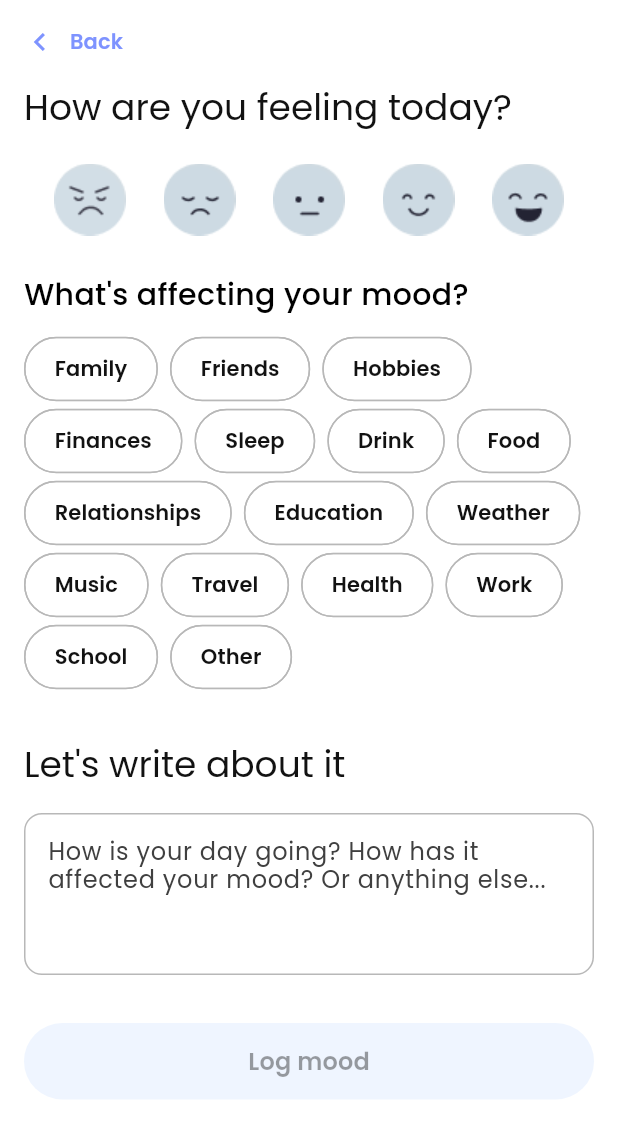
After one commit to ViniOkamoto/mood-ai-workshop, a Flutter app: the screen it shows after launch, after a tap on "Mood Tracker AI integration", on a phone screen of 412 x 824 dp. The commit adds this screen. Shown: the top 1138 px of the screen. Run offline on Flutter 3.47's test engine with Material 3 defaults, Android fonts, the phone set to English and light mode, and no system bars; our stand-ins replace google_fonts, google_generative_ai.

Commit message:
Implement Mood Tracker screen with Gemini AI integration

````diff
--- a/lib/main.dart
+++ b/lib/main.dart
@@ -1,5 +1,7 @@
 import 'package:flutter/material.dart';
 import 'package:mood_ai/core/theme/app_theme.dart';
+
+import 'package:mood_ai/src/screens/mood_tracker_screen.dart';
 import 'package:mood_ai/src/screens/mood_tracker_screen_stateful.dart';
 import 'package:mood_ai/src/screens/mood_tracker_screnn_stateless.dart';
 
@@ -15,7 +17,9 @@ class MyApp extends StatelessWidget {
     return MaterialApp(
       title: 'Mood AI',
       theme: AppTheme.lightTheme,
-      home: const MyHomePage(title: 'Flutter Demo Home Page'),
+      home: const MyHomePage(
+        title: 'test',
+      ),
     );
   }
 }
@@ -40,38 +44,13 @@ class _MyHomePageState extends State<MyHomePage> {
 
   @override
   Widget build(BuildContext context) {
-    // This method is rerun every time setState is called, for instance as done
-    // by the _incrementCounter method above.
-    //
-    // The Flutter framework has been optimized to make rerunning build methods
-    // fast, so that you can just rebuild anything that needs updating rather
-    // than having to individually change instances of widgets.
     return Scaffold(
       appBar: AppBar(
-        // TRY THIS: Try changing the color here to a specific color (to
-        // Colors.amber, perhaps?) and trigger a hot reload to see the AppBar
-        // change color while the other colors stay the same.
         backgroundColor: Theme.of(context).colorScheme.inversePrimary,
-        // Here we take the value from the MyHomePage object that was created by
-        // the App.build method, and use it to set our appbar title.
         title: Text(widget.title),
       ),
       body: Center(
-        // Center is a layout widget. It takes a single child and positions it
-        // in the middle of the parent.
         child: Column(
-          // Column is also a layout widget. It takes a list of children and
-          // arranges them vertically. By default, it sizes itself to fit its
-          // children horizontally, and tries to be as tall as its parent.
-          //
-          // Column has various properties to control how it sizes itself and
-          // how it positions its children. Here we use mainAxisAlignment to
-          // center the children vertically; the main axis here is the vertical
-          // axis because Columns are vertical (the cross axis would be
-          // horizontal).
-          //
-          // TRY THIS: Invoke "debug painting" (choose the "Toggle Debug Paint"
-          // action in the IDE, or press "p" in the console), to see the
           // wireframe for each widget.
           mainAxisAlignment: MainAxisAlignment.center,
           children: <Widget>[
@@ -102,7 +81,20 @@ class _MyHomePageState extends State<MyHomePage> {
                   ),
                 );
               },
+              style: FilledButton.styleFrom(
+                backgroundColor: Theme.of(context).colorScheme.primary,
+              ),
               child: const Text('Mood Tracker Stateless'),
+            ),
+            FilledButton(
+              child: const Text('Mood Tracker AI integration'),
+              onPressed: () {
+                Navigator.push(
+                  context,
+                  MaterialPageRoute(
+                      builder: (context) => const MoodTrackerScreen()),
+                );
+              },
             ),
           ],
         ),
--- a/lib/src/model/factors.dart
+++ b/lib/src/model/factors.dart
@@ -13,5 +13,6 @@ List<String> factors = [
   'Travel',
   'Health',
   'Work',
+  'School',
   'Other',
 ];
--- /dev/null
+++ b/lib/src/screens/mood_tracker_screen.dart
@@ -0,0 +1,180 @@
+import 'package:flutter/material.dart';
+import 'package:mood_ai/core/theme/theme_constants.dart';
+import 'package:mood_ai/src/model/factors.dart';
+import 'package:mood_ai/src/model/mood.dart';
+import 'package:mood_ai/src/model/mood_request.dart';
+import 'package:mood_ai/src/screens/mood_result_screen.dart';
+import 'package:mood_ai/src/services/gemini_service.dart';
+import 'package:mood_ai/src/widgets/chip.dart';
+import 'package:mood_ai/src/widgets/text_field.dart';
+import 'package:mood_ai/src/widgets/app_button.dart';
+
+class MoodTrackerScreen extends StatefulWidget {
+  const MoodTrackerScreen({super.key});
+
+  @override
+  State<MoodTrackerScreen> createState() => _MoodTrackerScreenState();
+}
+
+class _MoodTrackerScreenState extends State<MoodTrackerScreen> {
+  Mood? selectedMood;
+  final List<String> selectedFactors = [];
+  final TextEditingController _descriptionController = TextEditingController();
+  final _formKey = GlobalKey<FormState>();
+
+  bool get isFormValid =>
+      selectedMood != null &&
+      selectedFactors.isNotEmpty &&
+      _descriptionController.text.isNotEmpty;
+
+  final _geminiService = GeminiService();
+  bool _isLoading = false;
+
+  Future<void> _handleSubmit() async {
+    if (isFormValid) {
+      setState(() => _isLoading = true);
+
+      try {
+        final moodRequest = MoodRequest(
+          mood: selectedMood!,
+          description: _descriptionController.text,
+          factors: selectedFactors,
+        );
+
+        final result = await _geminiService.analyzeMood(moodRequest);
+
+        // Navigate to results screen
+        if (mounted) {
+          Navigator.push(
+            context,
+            MaterialPageRoute(
+              builder: (context) => MoodResultScreen(result: result),
+            ),
+          );
+        }
+      } catch (e) {
+        if (mounted) {
+          ScaffoldMessenger.of(context).showSnackBar(
+            SnackBar(content: Text('Failed to analyze mood: $e')),
+          );
+        }
+      } finally {
+        if (mounted) {
+          setState(() => _isLoading = false);
+        }
+      }
+    }
+  }
+
+  @override
+  void dispose() {
+    _descriptionController.dispose();
+    super.dispose();
+  }
+
+  @override
+  Widget build(BuildContext context) {
+    return Scaffold(
+      appBar: AppBar(
+        automaticallyImplyLeading: false,
+        leadingWidth: 100,
+        leading: TextButton.icon(
+          style: TextButton.styleFrom(
+            iconSize: 24,
+          ),
+          icon: const Icon(Icons.chevron_left),
+          label: const Text('Back', style: AppTextStyles.bodyMedium),
+          onPressed: () => Navigator.pop(context),
+        ),
+      ),
+      body: _isLoading
+          ? const Center(child: CircularProgressIndicator())
+          : Form(
+              key: _formKey,
+              child: SingleChildScrollView(
+                padding: const EdgeInsets.symmetric(horizontal: 16),
+                child: Column(
+                  crossAxisAlignment: CrossAxisAlignment.start,
+                  children: [
+                    Text(
+                      'How are you feeling today?',
+                      style:
+                          Theme.of(context).textTheme.headlineSmall?.copyWith(
+                                color: AppColors.dark_900,
+                              ),
+                    ),
+                    const SizedBox(height: 16),
+                    Row(
+                      mainAxisAlignment: MainAxisAlignment.spaceEvenly,
+                      children: List.generate(
+                        moods.length,
+                        (index) => InkWell(
+                          borderRadius: BorderRadius.circular(100),
+                          onTap: () => setState(
+                              () => selectedMood = moods[index]['value']),
+                          child: Image.asset(
+                            selectedMood == moods[index]['value']
+                                ? moods[index]['colored']
+                                : moods[index]['normal'],
+                            width: 58,
+                            height: 58,
+                          ),
+                        ),
+                      ),
+                    ),
+                    const SizedBox(height: 24),
+                    Text(
+                      "What's affecting your mood?",
+                      style: AppTextStyles.h3,
+                    ),
+                    const SizedBox(height: 16),
+                    Wrap(
+                      spacing: 8,
+                      children: factors.map((factor) {
+                        final isSelected = selectedFactors.contains(factor);
+                        return AppChip(
+                          label: factor,
+                          isSelected: isSelected,
+                          onSelected: (selected) {
+                            setState(() {
+                              if (selected) {
+                                selectedFactors.add(factor);
+                              } else {
+                                selectedFactors.remove(factor);
+                              }
+                            });
+                          },
+                        );
+                      }).toList(),
+                    ),
+                    const SizedBox(height: 32),
+                    Text(
+                      "Let's write about it",
+                      style:
+                          Theme.of(context).textTheme.headlineSmall?.copyWith(
+                                color: AppColors.dark_900,
+                              ),
+                    ),
+                    const SizedBox(height: 16),
+                    AppTextField(
+                      controller: _descriptionController,
+                      onChanged: (value) {
+                        setState(() {
+                          _descriptionController.text = value;
+                        });
+                      },
+                      hintText:
+                          'How is your day going? How has it affected your mood? Or anything else...',
+                    ),
+                    const SizedBox(height: 32),
+                    AppButton(
+                      text: 'Log mood',
+                      onPressed: isFormValid ? _handleSubmit : null,
+                    ),
+                  ],
+                ),
+              ),
+            ),
+    );
+  }
+}
--- /dev/null
+++ b/lib/src/services/gemini_service.dart
@@ -0,0 +1,87 @@
+import 'dart:convert';
+
+import 'package:google_generative_ai/google_generative_ai.dart';
+import 'package:mood_ai/src/model/mood_request.dart';
+import 'package:mood_ai/src/model/mood_result.dart';
+
+class GeminiService {
+  static const apiKey = 'YOUR_API_KEY';
+  final model = GenerativeModel(
+    model: 'gemini-1.5-flash',
+    apiKey: apiKey,
+    safetySettings: [
+      SafetySetting(
+        HarmCategory.harassment,
+        HarmBlockThreshold.high,
+      ),
+      SafetySetting(
+        HarmCategory.dangerousContent,
+        HarmBlockThreshold.high,
+      ),
+    ],
+  );
+
+  Future<MoodResult> analyzeMood(MoodRequest request) async {
+    try {
+      final prompt = _createPrompt(request);
+      final content = [Content.text(prompt)];
+
+      final response = await model.generateContent(content);
+      final responseText = response.text ?? '';
+
+      return _parseMoodResult(responseText);
+    } catch (e) {
+      throw Exception('Failed to analyze mood: $e');
+    }
+  }
+
+  String _createPrompt(MoodRequest request) {
+    return '''
+    Act as an empathetic AI therapist analyzing a person's mood. Here's their input:
+
+    Mood: ${request.mood.name}
+    Factors affecting mood: ${request.factors.join(', ')}
+    Description: ${request.description}
+
+    Please provide a mood analysis in the following JSON format:
+    {
+      "score": {
+        "value": <number between 1-100>,
+        "description": "<score description>"
+      },
+      "summary": "<brief analysis of their mood and factors>",
+      "recommendation": "<personalized suggestion for improvement>"
+    }
+
+    Guidelines:
+    - Score should reflect overall mood (1=worst, 100=best)
+    - Summary should be empathetic and acknowledge their feelings
+    - Recommendation should be practical and specific to their situation
+    - Keep responses concise but meaningful
+    ''';
+  }
+
+  MoodResult _parseMoodResult(String response) {
+    try {
+      // Remove any markdown formatting if present
+      final cleanJson =
+          response.replaceAll('```json', '').replaceAll('```', '');
+
+      final Map<String, dynamic> data = jsonDecode(cleanJson);
+
+      final scoreData = data['score'] as Map<String, dynamic>;
+      final score = Score(
+        value: scoreData['value'],
+        description: scoreData['description'],
+      );
+
+      return MoodResult(
+        score: score,
+        summary: data['summary'],
+        recommendation: data['recommendation'],
+      );
+    } catch (e) {
+      throw Exception('Failed to parse mood result: $e');
+    }
+  }
+}
````
